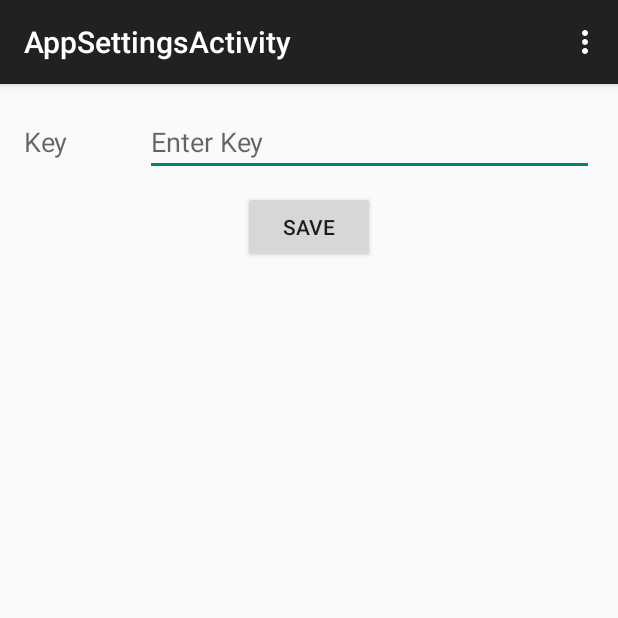
After one commit to jayadn2/MyApplication, an Android app: the AppSettingsActivity screen opened directly, with no data from a screen before it, on a phone screen of 412 x 824 dp, the top half of it. The commit adds this screen. Run offline under Robolectric (Android 15) with nearby library versions, the phone set to English and light mode, and no system bars.

Commit message:
AppSetting UI

```diff
--- a/app/src/main/AndroidManifest.xml
+++ b/app/src/main/AndroidManifest.xml
@@ -52,6 +52,10 @@
             android:name=".CollectionReportActivity"
             android:label="@string/title_activity_collection_report" >
         </activity>
+        <activity
+            android:name=".AppSettingsActivity"
+            android:label="@string/title_activity_app_settings" >
+        </activity>
     </application>
 
 </manifest>
--- /dev/null
+++ b/app/src/main/java/com/actv/simpfo/myapplication/AppSettingsActivity.java
@@ -0,0 +1,75 @@
+package com.actv.simpfo.myapplication;
+
+import android.support.v7.app.ActionBarActivity;
+import android.os.Bundle;
+import android.util.Log;
+import android.view.Menu;
+import android.view.MenuItem;
+import android.view.View;
+import android.widget.EditText;
+import android.widget.TextView;
+
+import com.actv.simpfo.myapplication.Model.AppSetting;
+
+import java.util.List;
+
+public class AppSettingsActivity extends ActionBarActivity {
+
+    AppSettingsDbHelper appSettingsDbHelper;
+    EditText keyEditText;
+    @Override
+    protected void onCreate(Bundle savedInstanceState) {
+        super.onCreate(savedInstanceState);
+        setContentView(R.layout.activity_app_settings);
+        FindAllViewsById();
+        appSettingsDbHelper = new AppSettingsDbHelper(getApplicationContext());
+    }
+
+    private void FindAllViewsById() {
+        keyEditText = (EditText) findViewById(R.id.keyEditText);
+    }
+
+    @Override
+    public boolean onCreateOptionsMenu(Menu menu) {
+        // Inflate the menu; this adds items to the action bar if it is present.
+        getMenuInflater().inflate(R.menu.menu_app_settings, menu);
+        return true;
+    }
+
+    @Override
+    public boolean onOptionsItemSelected(MenuItem item) {
+        // Handle action bar item clicks here. The action bar will
+        // automatically handle clicks on the Home/Up button, so long
+        // as you specify a parent activity in AndroidManifest.xml.
+        int id = item.getItemId();
+
+        //noinspection SimplifiableIfStatement
+        if (id == R.id.action_settings) {
+            return true;
+        }
+
+        return super.onOptionsItemSelected(item);
+    }
+
+    public void okButtonClick(View view)
+    {
+        String settingTextValue = keyEditText.getText().toString();
+        //Parse the key text from the text box. If the key text is in correct format, then you proceed.
+        settingTextValue = EncryptionHelper.DecryptFromBase64(settingTextValue).trim();
+
+        // Getting all Todos
+        Log.d("Get AppSetting", "Getting All AppSettings");
+
+        List<AppSetting> allToDos = appSettingsDbHelper.getAllAppSettings();
+        //There should be only one setting for the application at any time.
+        if(allToDos.size() > 0)
+        {
+            //Delete all the existing entries before inserting new one.
+            for(int i = 0 ;i <allToDos.size();i++) {
+                AppSetting setting = allToDos.get(i);
+                if (setting != null)
+                    appSettingsDbHelper.deleteAppSetting(setting.getId());
+            }
+        }
+    }
+}
--- /dev/null
+++ b/app/src/main/res/layout/activity_app_settings.xml
@@ -0,0 +1,47 @@
+<LinearLayout xmlns:android="http://schemas.android.com/apk/res/android"
+    xmlns:tools="http://schemas.android.com/tools" android:layout_width="match_parent"
+    android:layout_height="match_parent" android:paddingLeft="@dimen/activity_horizontal_margin"
+    android:paddingRight="@dimen/activity_horizontal_margin"
+    android:paddingTop="@dimen/activity_vertical_margin"
+    android:paddingBottom="@dimen/activity_vertical_margin"
+    tools:context="com.actv.simpfo.myapplication.AppSettingsActivity" android:orientation="vertical">
+
+    <LinearLayout
+        android:orientation="horizontal"
+        android:layout_width="match_parent"
+        android:layout_height="wrap_content">
+
+        <TextView
+            android:layout_width="wrap_content"
+            android:layout_height="wrap_content"
+            android:textAppearance="?android:attr/textAppearanceMedium"
+            android:text="@string/key"
+            android:id="@+id/textView"
+            android:layout_weight="0.24" />
+
+        <EditText
+            android:layout_width="wrap_content"
+            android:layout_height="wrap_content"
+            android:id="@+id/keyEditText"
+            android:layout_weight="1"
+            android:inputType="text"
+            android:hint="@string/enter_key" />
+    </LinearLayout>
+
+    <LinearLayout
+        android:orientation="horizontal"
+        android:layout_width="match_parent"
+        android:layout_height="wrap_content"
+        android:layout_gravity="center"
+        android:gravity="center_horizontal"
+        android:layout_marginTop="10dp">
+
+        <Button
+            android:layout_width="wrap_content"
+            android:layout_height="wrap_content"
+            android:text="@string/save"
+            android:id="@+id/okButton"
+            android:onClick="okButtonClick"/>
+    </LinearLayout>
+
+</LinearLayout>
--- /dev/null
+++ b/app/src/main/res/menu/menu_app_settings.xml
@@ -0,0 +1,7 @@
+<menu xmlns:android="http://schemas.android.com/apk/res/android"
+    xmlns:app="http://schemas.android.com/apk/res-auto"
+    xmlns:tools="http://schemas.android.com/tools"
+    tools:context="com.actv.simpfo.myapplication.AppSettingsActivity">
+    <item android:id="@+id/action_settings" android:title="@string/action_settings"
+        android:orderInCategory="100" app:showAsAction="never" />
+</menu>
--- a/app/src/main/res/values/strings.xml
+++ b/app/src/main/res/values/strings.xml
@@ -46,4 +46,8 @@
     <string name="printer_status">Printer Status</string>
     <string name="connect">Connect</string>
     <string name="ok">OK</string>
+    <string name="title_activity_app_settings">AppSettingsActivity</string>
+    <string name="key">Key</string>
+    <string name="save">Save</string>
+    <string name="enter_key">Enter Key</string>
 </resources>
```
